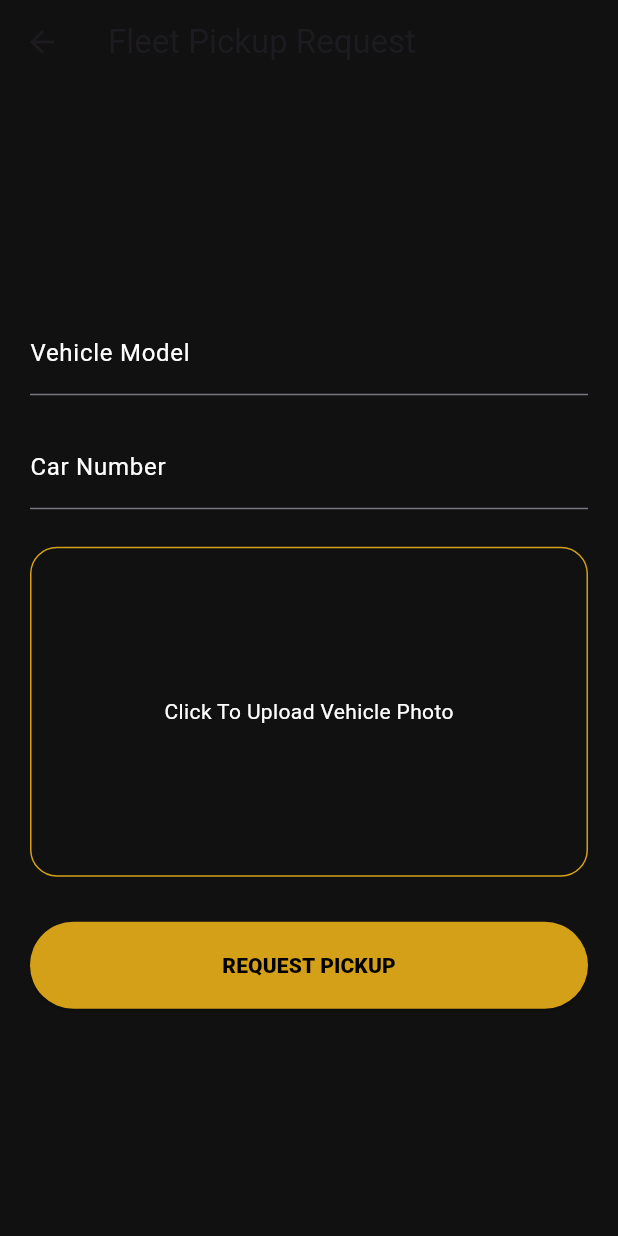
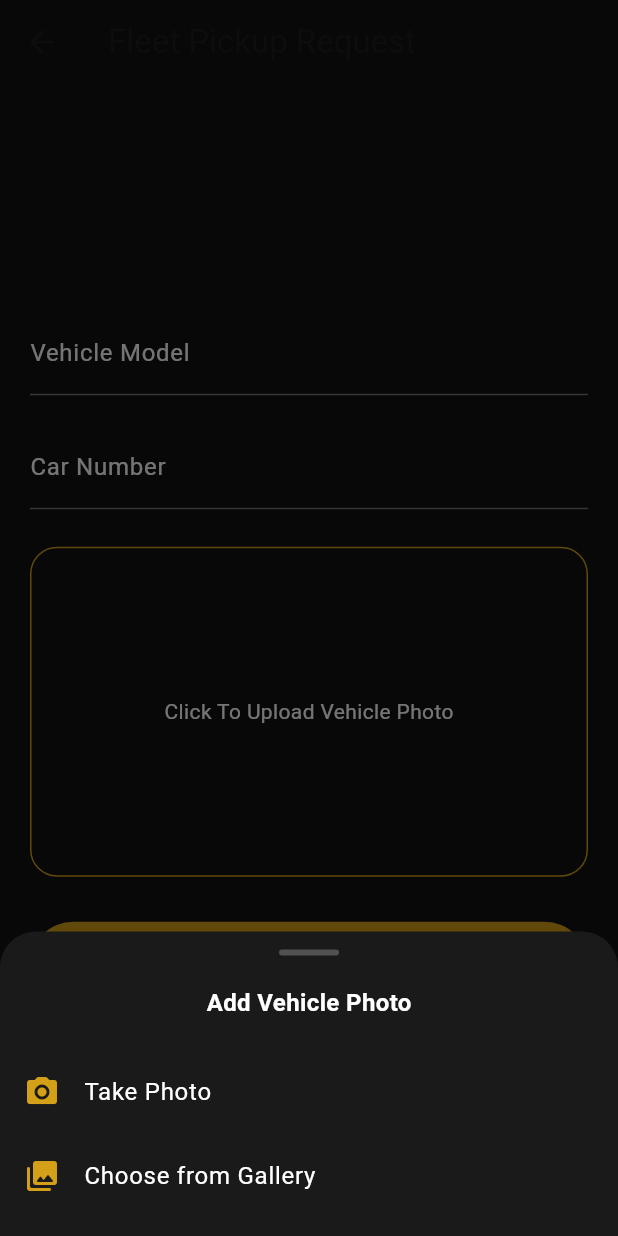
Before and after one commit to keerthi123455/reperi_garage, a Flutter app: the FleetOrderSheet screen opened directly with empty values, after a tap on "Click To Upload Vehicle Photo", on a phone screen of 412 x 824 dp. Run offline on Flutter 3.47's test engine with Material 3 defaults, Android fonts, the phone set to English and light mode, and no system bars; our stand-ins replace carousel_slider, geocoding, geolocator, image_picker, shared_preferences, supabase_flutter; accounts and stored records are empty.

Commit message:
Fix web image upload + add camera/gallery choice

```diff
--- a/lib/screens/fleet_order_sheet.dart
+++ b/lib/screens/fleet_order_sheet.dart
@@ -1,4 +1,4 @@
-import 'dart:io';
+import 'dart:typed_data';
 
 import 'package:flutter/material.dart';
 import 'package:image_picker/image_picker.dart';
@@ -26,31 +26,98 @@ class _FleetOrderSheetState
   final _carNumberController =
       TextEditingController();
 
-  File? _image;
+  // ── Web-safe image state ──
+  // dart:io File does NOT work on Flutter Web.
+  // We store raw bytes instead, which works on every platform.
+  Uint8List? _imageBytes;
 
   bool _loading = false;
 
   final _picker = ImagePicker();
 
   Future<void> _pickImage() async {
+    final source = await _showImageSourceSheet();
+    if (source == null) return;
 
+    // Note: on web, ImageSource.camera opens the browser's webcam capture
+    // UI if a camera is available and permission is granted — it does NOT
+    // crash, but it may not be available on desktop browsers without a
+    // webcam. ImageSource.gallery always works everywhere as a fallback.
     final picked = await _picker.pickImage(
-      source: ImageSource.camera,
+      source: source,
       imageQuality: 70,
     );
 
     if (picked == null) return;
 
+    // readAsBytes() works identically on web, mobile, and desktop.
+    final bytes = await picked.readAsBytes();
+
     setState(() {
-      _image = File(picked.path);
+      _imageBytes = bytes;
     });
+  }
+
+  Future<ImageSource?> _showImageSourceSheet() {
+    return showModalBottomSheet<ImageSource>(
+      context: context,
+      backgroundColor: const Color(0xFF1A1A1A),
+      shape: const RoundedRectangleBorder(
+        borderRadius: BorderRadius.vertical(top: Radius.circular(24)),
+      ),
+      builder: (sheetContext) {
+        return SafeArea(
+          child: Column(
+            mainAxisSize: MainAxisSize.min,
+            children: [
+              const SizedBox(height: 12),
+              Container(
+                width: 40,
+                height: 4,
+                decoration: BoxDecoration(
+                  color: Colors.white24,
+                  borderRadius: BorderRadius.circular(4),
+                ),
+              ),
+              const SizedBox(height: 20),
+              const Text(
+                'Add Vehicle Photo',
+                style: TextStyle(
+                  color: Colors.white,
+                  fontSize: 16,
+                  fontWeight: FontWeight.w700,
+                ),
+              ),
+              const SizedBox(height: 20),
+              ListTile(
+                leading: const Icon(Icons.camera_alt_rounded,
+                    color: Color(0xFFD4A017)),
+                title: const Text('Take Photo',
+                    style: TextStyle(color: Colors.white)),
+                onTap: () =>
+                    Navigator.pop(sheetContext, ImageSource.camera),
+              ),
+              ListTile(
+                leading: const Icon(Icons.photo_library_rounded,
+                    color: Color(0xFFD4A017)),
+                title: const Text('Choose from Gallery',
+                    style: TextStyle(color: Colors.white)),
+                onTap: () =>
+                    Navigator.pop(sheetContext, ImageSource.gallery),
+              ),
+              const SizedBox(height: 12),
+            ],
+          ),
+        );
+      },
+    );
   }
 
   Future<void> _submit() async {
 
     if (_vehicleModelController.text.isEmpty ||
         _carNumberController.text.isEmpty ||
-        _image == null) {
+        _imageBytes == null) {
 
       ScaffoldMessenger.of(context).showSnackBar(
         const SnackBar(
@@ -72,11 +139,16 @@ class _FleetOrderSheetState
       final fileName =
           '${DateTime.now().millisecondsSinceEpoch}.jpg';
 
+      // uploadBinary works with raw bytes on every platform,
+      // unlike upload() which expects a dart:io File (web-incompatible).
       await Supabase.instance.client.storage
           .from('booking-images')
-          .upload(
+          .uploadBinary(
             'fleet/$fileName',
-            _image!,
+            _imageBytes!,
+            fileOptions: const FileOptions(
+              contentType: 'image/jpeg',
+            ),
           );
 
       final imageUrl =
@@ -202,7 +274,7 @@ class _FleetOrderSheetState
                         color: const Color(0xFFD4A017),
                       ),
                     ),
-                    child: _image == null
+                    child: _imageBytes == null
                         ? const Center(
                             child: Text(
                               'Click To Upload Vehicle Photo',
@@ -214,8 +286,8 @@ class _FleetOrderSheetState
                         : ClipRRect(
                             borderRadius:
                                 BorderRadius.circular(18),
-                            child: Image.file(
-                              _image!,
+                            child: Image.memory(
+                              _imageBytes!,
                               fit: BoxFit.cover,
                             ),
                           ),
```
Also changed, not shown: lib/screens/fleet_request_details_screen.dart (+85 -10 lines).
